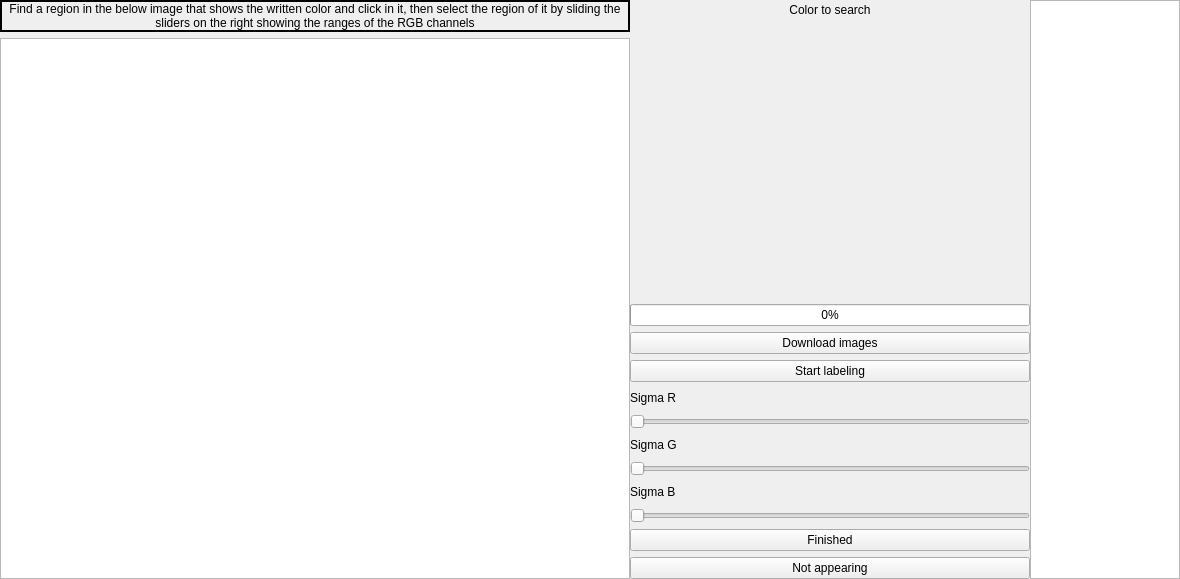
Old version of the form include/labelizer/labelizer_form.ui in the repository ipa-foj/labelizer.
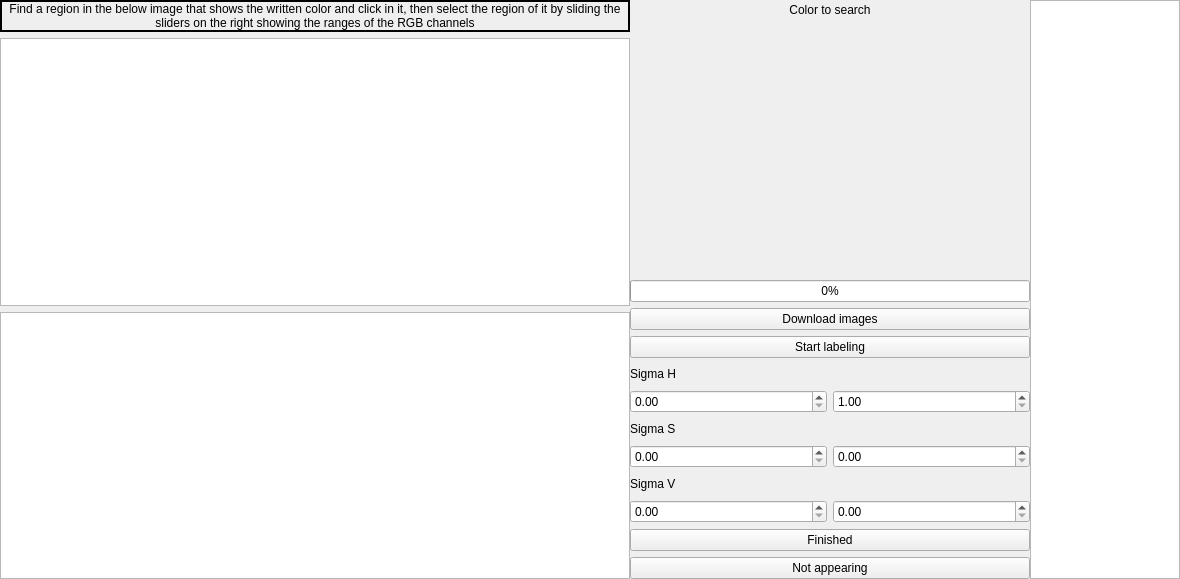
New version of the form.

What changed in the file:
```diff
--- a/include/labelizer/labelizer_form.ui
+++ b/include/labelizer/labelizer_form.ui
@@ -71,7 +71,14 @@
         </widget>
        </item>
        <item>
-        <widget class="QGraphicsView" name="image_frame"/>
+        <widget class="QGraphicsView" name="image_frame">
+         <property name="mouseTracking">
+          <bool>true</bool>
+         </property>
+        </widget>
+       </item>
+       <item>
+        <widget class="QGraphicsView" name="segmented_frame"/>
        </item>
       </layout>
      </item>
@@ -117,6 +124,9 @@
          <property name="value">
           <number>0</number>
          </property>
+         <property name="invertedAppearance">
+          <bool>false</bool>
+         </property>
         </widget>
        </item>
        <item>
@@ -148,25 +158,30 @@
           </size>
          </property>
          <property name="text">
-          <string>Sigma R</string>
+          <string>Sigma H</string>
          </property>
         </widget>
        </item>
        <item>
-        <widget class="QSlider" name="sigma_R_slider">
-         <property name="maximumSize">
-          <size>
-           <width>400</width>
-           <height>16777215</height>
-          </size>
-         </property>
+        <layout class="QHBoxLayout" name="horizontalLayout_2">
+         <item>
+          <widget class="QDoubleSpinBox" name="H_spin_lower">
          <property name="maximum">
-          <number>127</number>
-         </property>
-         <property name="orientation">
-          <enum>Qt::Horizontal</enum>
-         </property>
-        </widget>
+            <double>180.000000000000000</double>
+           </property>
+          </widget>
+         </item>
+         <item>
+          <widget class="QDoubleSpinBox" name="H_spin_upper">
+           <property name="minimum">
+            <double>1.000000000000000</double>
+           </property>
+           <property name="maximum">
+            <double>180.000000000000000</double>
+           </property>
+          </widget>
+         </item>
+        </layout>
        </item>
        <item>
         <widget class="QLabel" name="G_slider_label">
@@ -177,25 +192,27 @@
           </size>
          </property>
          <property name="text">
-          <string>Sigma G</string>
+          <string>Sigma S</string>
          </property>
         </widget>
        </item>
        <item>
-        <widget class="QSlider" name="sigma_G_slider">
-         <property name="maximumSize">
-          <size>
-           <width>400</width>
-           <height>16777215</height>
-          </size>
-         </property>
+        <layout class="QHBoxLayout" name="horizontalLayout_3">
+         <item>
+          <widget class="QDoubleSpinBox" name="S_spin_lower">
+           <property name="maximum">
+            <double>255.000000000000000</double>
+           </property>
+          </widget>
+         </item>
+         <item>
+          <widget class="QDoubleSpinBox" name="S_spin_upper">
          <property name="maximum">
-          <number>127</number>
-         </property>
-         <property name="orientation">
-          <enum>Qt::Horizontal</enum>
-         </property>
-        </widget>
+            <double>255.000000000000000</double>
+           </property>
+          </widget>
+         </item>
+        </layout>
        </item>
        <item>
         <widget class="QLabel" name="B_slider_label">
@@ -206,25 +223,33 @@
           </size>
          </property>
          <property name="text">
-          <string>Sigma B</string>
+          <string>Sigma V</string>
          </property>
         </widget>
        </item>
        <item>
-        <widget class="QSlider" name="sigma_B_slider">
-         <property name="maximumSize">
-          <size>
-           <width>400</width>
-           <height>16777215</height>
-          </size>
-         </property>
+        <layout class="QHBoxLayout" name="horizontalLayout_4">
+         <item>
+          <widget class="QDoubleSpinBox" name="V_spin_lower">
+           <property name="maximum">
+            <double>255.000000000000000</double>
+           </property>
+          </widget>
+         </item>
+         <item>
+          <widget class="QDoubleSpinBox" name="V_spin_upper">
+           <property name="minimum">
+            <double>0.000000000000000</double>
+           </property>
          <property name="maximum">
-          <number>127</number>
-         </property>
-         <property name="orientation">
-          <enum>Qt::Horizontal</enum>
-         </property>
-        </widget>
+            <double>255.000000000000000</double>
+           </property>
+           <property name="singleStep">
+            <double>1.000000000000000</double>
+           </property>
+          </widget>
+         </item>
+        </layout>
        </item>
        <item>
         <widget class="QPushButton" name="finished_btn">
```
Lines whose indentation alone changed are shown as unchanged.
